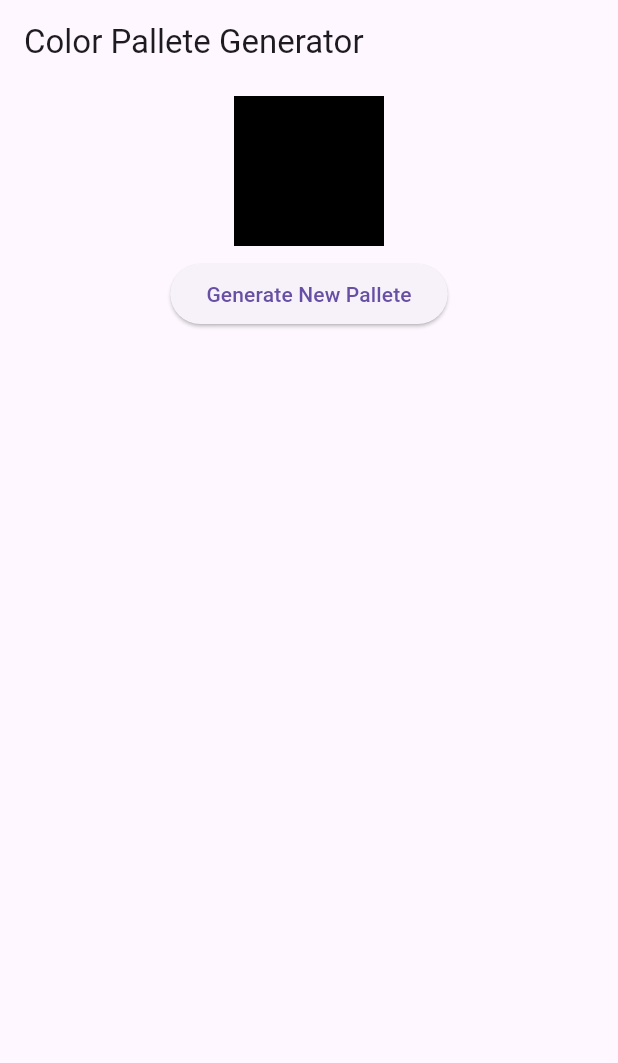
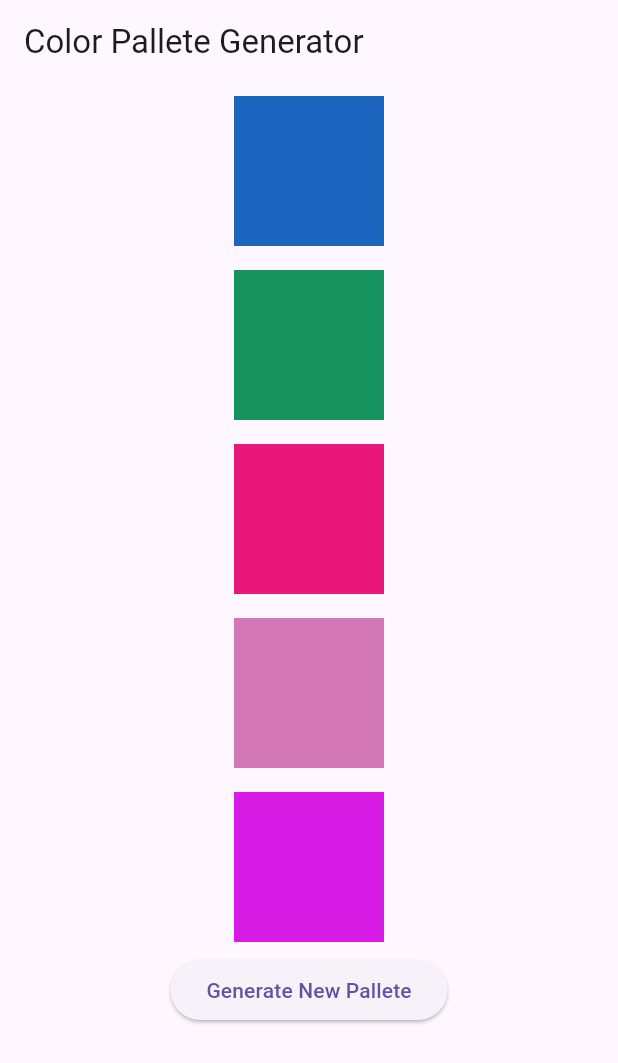
Before and after one commit to emekss/Animation_starter_code, a Flutter app: the screen it shows after launch, on a phone screen of 412 x 824 dp. Shown: the top 1063 px of the screen. Run offline on Flutter 3.47's test engine with Material 3 defaults, Android fonts, the light colour scheme and no system bars.

Commit message:
color palette updated

```diff
--- a/lib/implicit_animation/animater_color_pallete.dart
+++ b/lib/implicit_animation/animater_color_pallete.dart
@@ -39,14 +39,15 @@ class _AnimatedColorPalleteState extends State<AnimatedColorPallete> {
       body: Center(
         child: Column(
           children: [
-            Container(
-              width: 100,
-              height: 100,
-              color: Colors.black,
-              margin: const EdgeInsets.all(8),
-            ),
+            for (Color color in currentPalette)
+              Container(
+                width: 100,
+                height: 100,
+                color: color,
+                margin: const EdgeInsets.all(8),
+              ),
             ElevatedButton(
-              onPressed: () {},
+              onPressed: regenetratePalette,
               child: const Text('Generate New Pallete'),
             )
           ],
```
